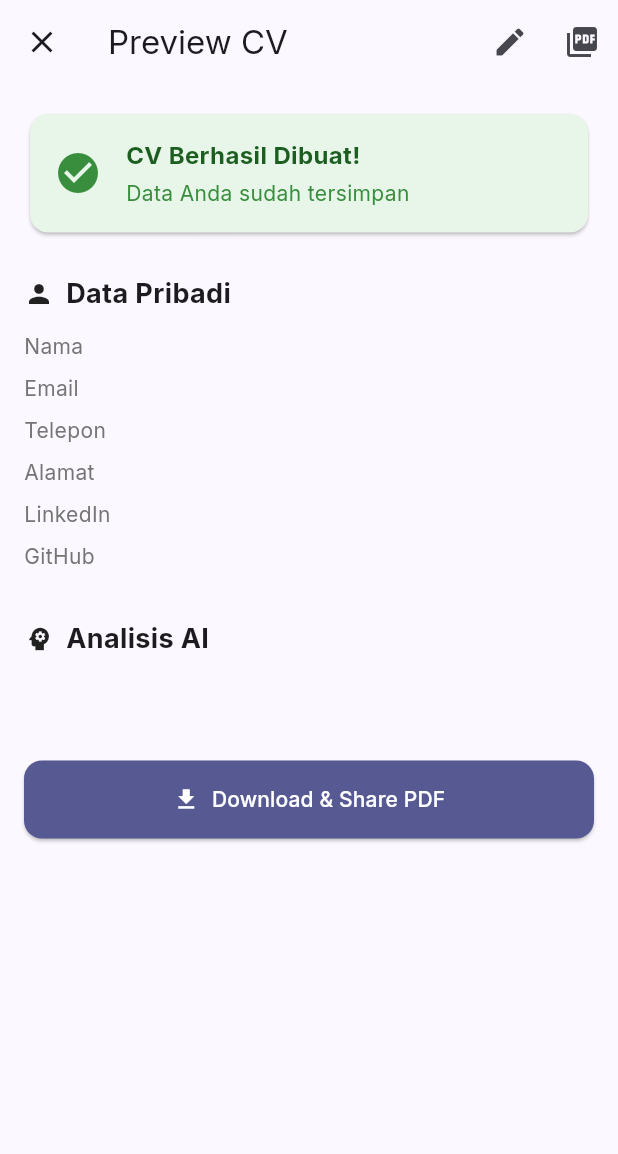
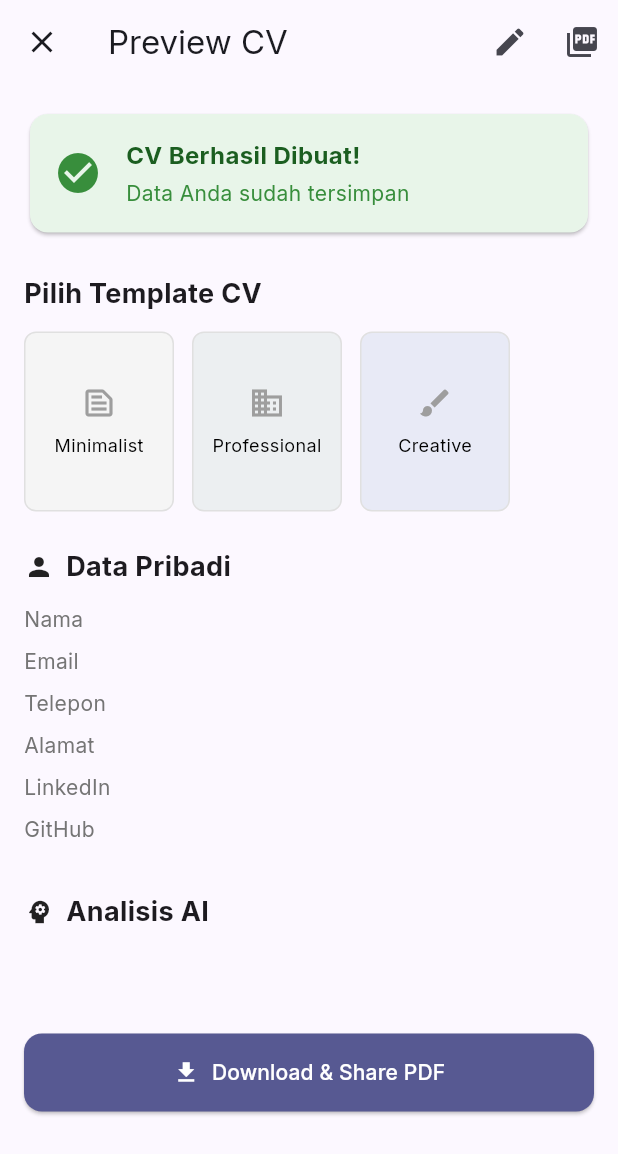
Before and after one commit to Julianarwansah/smartcv_creator_app, a Flutter app: the ResumePreviewScreen screen opened directly with empty values, on a phone screen of 412 x 824 dp. Shown: the top 1154 px of the screen. Run offline on Flutter 3.47's test engine with Material 3 defaults, Android fonts, the phone set to English and light mode, and no system bars; our stand-ins replace cloud_firestore, firebase_auth, firebase_core, google_fonts, pdf, share_plus; accounts and stored records are empty.

Commit message:
feat: Add resume preview screen with AI analysis, PDF generation, and sharing capabilities, along with new AI and PDF services.

```diff
--- a/lib/screens/resume/resume_preview_screen.dart
+++ b/lib/screens/resume/resume_preview_screen.dart
@@ -197,6 +197,43 @@ class _ResumePreviewScreenState extends State<ResumePreviewScreen> {
                         ),
                       ],
                     ),
+                  ),
+                ),
+                const SizedBox(height: 24),
+
+                // Template Selector
+                const Text(
+                  'Pilih Template CV',
+                  style: TextStyle(fontSize: 18, fontWeight: FontWeight.bold),
+                ),
+                const SizedBox(height: 12),
+                SizedBox(
+                  height: 120,
+                  child: ListView(
+                    scrollDirection: Axis.horizontal,
+                    children: [
+                      _buildTemplateOption(
+                        context,
+                        resumeProvider,
+                        'minimalist',
+                        'Minimalist',
+                        Colors.grey[100]!,
+                      ),
+                      _buildTemplateOption(
+                        context,
+                        resumeProvider,
+                        'professional',
+                        'Professional',
+                        Colors.blueGrey[50]!,
+                      ),
+                      _buildTemplateOption(
+                        context,
+                        resumeProvider,
+                        'creative',
+                        'Creative',
+                        Colors.indigo[50]!,
+                      ),
+                    ],
                   ),
                 ),
                 const SizedBox(height: 24),
@@ -546,4 +583,64 @@ class _ResumePreviewScreenState extends State<ResumePreviewScreen> {
       ),
     );
   }
+
+  Widget _buildTemplateOption(
+    BuildContext context,
+    ResumeProvider provider,
+    String id,
+    String label,
+    Color color,
+  ) {
+    final isSelected = provider.currentResume?.templateId == id;
+    return GestureDetector(
+      onTap: () {
+        if (provider.currentResume != null) {
+          final updatedResume = provider.currentResume!.copyWith(
+            templateId: id,
+          );
+          provider.updateResume(updatedResume); // Update immediately
+        }
+      },
+      child: Container(
+        width: 100,
+        margin: const EdgeInsets.only(right: 12),
+        decoration: BoxDecoration(
+          color: color,
+          borderRadius: BorderRadius.circular(8),
+          border: isSelected
+              ? Border.all(color: Theme.of(context).primaryColor, width: 2)
+              : Border.all(color: Colors.grey[300]!),
+        ),
+        child: Column(
+          mainAxisAlignment: MainAxisAlignment.center,
+          children: [
+            Icon(
+              id == 'minimalist'
+                  ? Icons.text_snippet_outlined
+                  : id == 'professional'
+                  ? Icons.business
+                  : Icons.brush,
+              color: isSelected ? Theme.of(context).primaryColor : Colors.grey,
+            ),
+            const SizedBox(height: 8),
+            Text(
+              label,
+              style: TextStyle(
+                fontWeight: isSelected ? FontWeight.bold : FontWeight.normal,
+                color: isSelected
+                    ? Theme.of(context).primaryColor
+                    : Colors.black,
+                fontSize: 12,
+              ),
+            ),
+            if (isSelected)
+              const Padding(
+                padding: EdgeInsets.only(top: 4),
+                child: Icon(Icons.check_circle, size: 16, color: Colors.green),
+              ),
+          ],
+        ),
+      ),
+    );
+  }
 }
--- a/pubspec.yaml
+++ b/pubspec.yaml
@@ -72,6 +72,7 @@ dependencies:
 
   # UUID Generator
   uuid: ^4.5.1
+  google_generative_ai: ^0.4.7
 
 dev_dependencies:
   flutter_test:
```
Also changed, not shown: lib/services/ai_service.dart (+102 -104 lines), lib/services/pdf_service.dart (+387 -14 lines), pubspec.lock.
